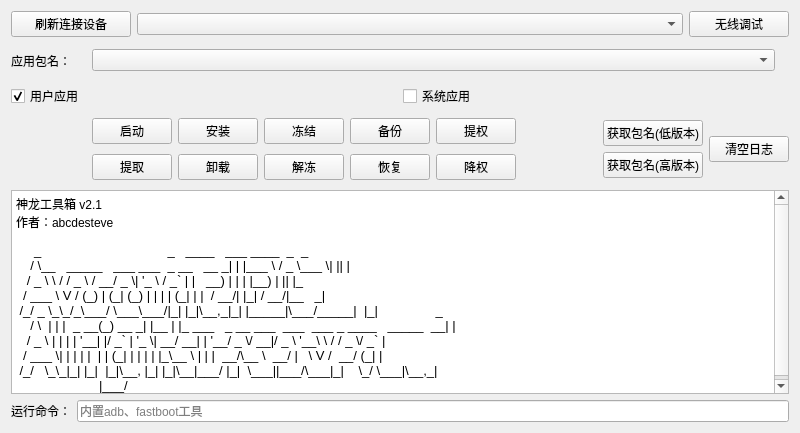
The window that plugins/aam/aam.ui (abcdesteve/Toolbox) describes before a commit, drawn with Qt 5.
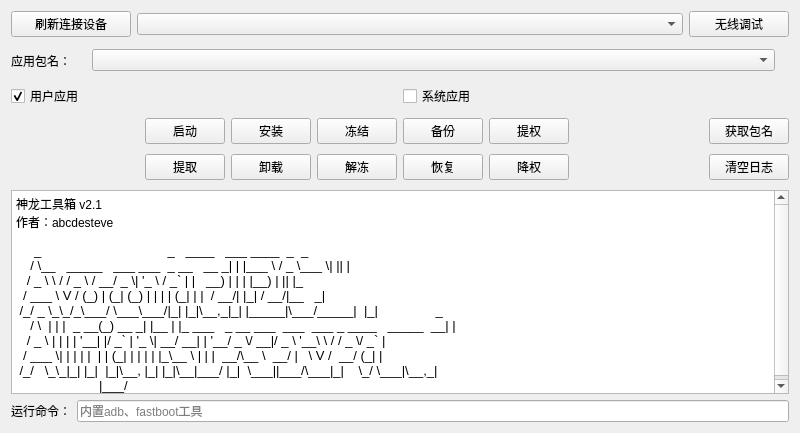
The same window after the commit. Custom widgets are drawn as their Qt base class.

Commit message: 修复了aam当中由于路径错误导致功能失效的问题，已知暂不能自动填充首字母不匹配的项，删减无用代码，合并了获取包名功能

```diff
--- a/plugins/aam/aam.ui
+++ b/plugins/aam/aam.ui
@@ -66,7 +66,7 @@
       </widget>
      </item>
      <item>
-      <widget class="SearchLineEdit" name="cmb_app"/>
+      <widget class="EditableComboBox" name="cmb_app"/>
      </item>
      <item>
       <layout class="QVBoxLayout" name="verticalLayout">
@@ -147,7 +147,7 @@
      <item>
       <layout class="QHBoxLayout" name="layout_device_info">
        <property name="spacing">
-        <number>2</number>
+        <number>0</number>
        </property>
       </layout>
      </item>
@@ -316,32 +316,22 @@
      </item>
      <item>
       <layout class="QVBoxLayout" name="verticalLayout_2">
-       <property name="spacing">
-        <number>0</number>
-       </property>
        <item>
-        <widget class="PrimaryPushButton" name="btn_getapp_low">
+        <widget class="PushButton" name="btn_get_app">
          <property name="text">
-          <string>获取包名(低版本)</string>
+          <string>获取包名</string>
          </property>
         </widget>
        </item>
        <item>
-        <widget class="PrimaryPushButton" name="btn_getapp_high">
+        <widget class="PushButton" name="btn_clear">
          <property name="text">
-          <string>获取包名(高版本)</string>
+          <string>清空日志</string>
          </property>
         </widget>
        </item>
       </layout>
      </item>
-     <item>
-      <widget class="PushButton" name="btn_clear">
-       <property name="text">
-        <string>清空日志</string>
-       </property>
-      </widget>
-     </item>
     </layout>
    </item>
    <item>
@@ -464,11 +454,6 @@
    <extends>QTextEdit</extends>
    <header>qfluentwidgets</header>
   </customwidget>
-  <customwidget>
-   <class>SearchLineEdit</class>
-   <extends>QComboBox</extends>
-   <header>qfluentwidgets</header>
-  </customwidget>
   <customwidget>
    <class>SwitchButton</class>
    <extends>QCheckBox</extends>
@@ -480,6 +465,11 @@
    <header>qfluentwidgets</header>
    <container>1</container>
   </customwidget>
+  <customwidget>
+   <class>EditableComboBox</class>
+   <extends>QComboBox</extends>
+   <header>qfluentwidgets</header>
+  </customwidget>
  </customwidgets>
  <tabstops>
   <tabstop>btn_device</tabstop>
```
Left out of the diff: 2 changed lines with no effect on the pictures. The commit also changes 4 other files.
